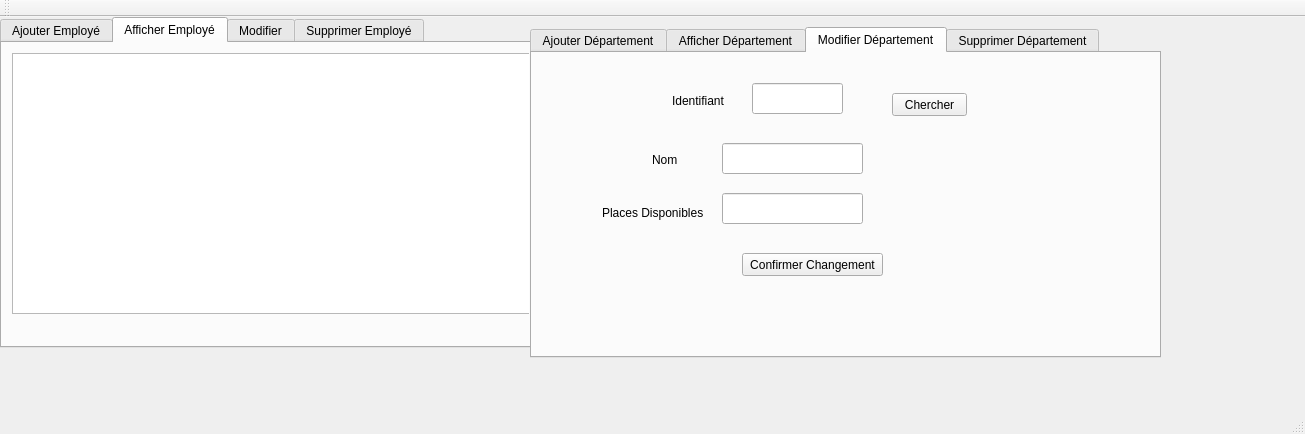
Qt form Atelier_Crud_Vf/mainwindow.ui (fatmaabrougui/Smart-Kindergarten) before a commit.
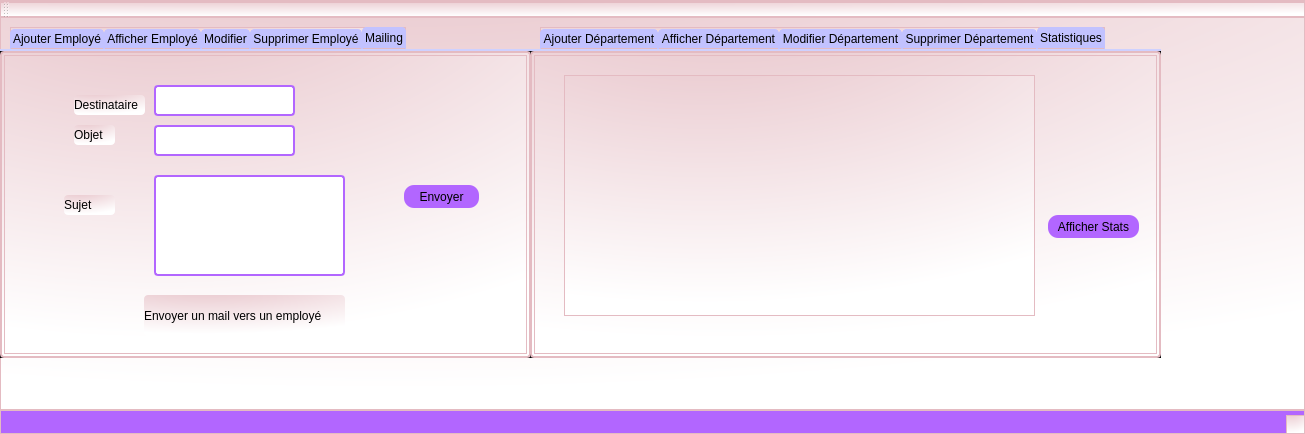
The same form after that commit. The open tabs and pages were chosen to show the change. Icons and pictures are not drawn. Custom widgets are drawn as their Qt base class.

```diff
--- a/Atelier_Crud_Vf/mainwindow.ui
+++ b/Atelier_Crud_Vf/mainwindow.ui
@@ -11,14 +11,145 @@
    </rect>
   </property>
   <property name="windowTitle">
-   <string>Gestion des étudiants</string>
+   <string>Gestion Employé/Département</string>
+  </property>
+  <property name="styleSheet">
+   <string notr="true">QStatusBar {
+    background-color: rgb(178, 102, 255);
+}
+QPushButton
+{
+  border: 0px white;
+  border-radius: 10px;
+  padding: 0 8px;
+  background: rgb(178, 102, 255);
+}
+QComboBox {
+    border: 1px solid rgb(178, 102, 255);
+    border-radius: 3px;
+    padding: 1px 18px 1px 3px;
+    min-width: 6em;
+}
+QTableView {
+    selection-background-color: qlineargradient(x1: 0, y1: 0, x2: 0.5, y2: 0.5,
+                                stop: 0 #E4BBC2, stop: 1 white);
+}
+QLineEdit { background-color: white;
+border: 2px solid rgb(178, 102, 255);
+    border-radius: 4px; }
+
+QFrame {
+    border: 2px solid #E4BBC2;
+    border-radius: 4px;
+    padding: 2px;
+    background-image: url(images/welcome.png);
+}
+ QLabel{
+    border:0px;
+    border-radius: 4px;
+    padding: 0px;
+    background-image: url(images/welcome.png);
+}
+
+
+QStatusBar {
+    background-color: rgb(178, 102, 255);
+}
+
+QStatusBar::item {
+    border: 1px solid red;
+    border-radius: 3px;
+}
+
+
+
+/************************************************/
+QTabWidget::pane { /* The tab widget frame */
+    border-top: 2px solid#E4BBC2;
+background-color:black;
+}
+
+
+/* Style the tab using the tab sub-control. Note that
+    it reads QTabBar not QTabWidget */
+QTabWidget::pane { /* The tab widget frame */
+    border-top: 2px solid #ced1ff;
+}
+
+QTabWidget::tab-bar {
+    left: 10px; /* move to the right by 5px */
+}
+
+/* Style the tab using the tab sub-control. Note that
+    it reads QTabBar not QTabWidget */
+QTabBar::tab {
+    background:rgb(194, 194, 255);
+    border: 1px solid rgb(194, 194, 255);
+    border-bottom-color: #E4BBC2; /* same as the pane color */
+    border-top-left-radius: 4px;
+    border-top-right-radius: 4px;
+    min-width: 8ex;
+    padding: 2px;
+}
+
+QTabBar::tab:selected, QTabBar::tab:hover {
+    background: qlineargradient(x1: 0, y1: 0, x2: 0, y2: 1,
+                                stop: 0 #fafafa, stop: 0.4 #f4f4f4,
+                                stop: 0.5 #e7e7e7, stop: 1.0 #fafafa);
+}
+
+
+
+QTabBar::tab:!selected {
+    margin-top: 2px; /* make non-selected tabs look smaller */
+}
+
+
+
+/*********************************/
+
+
+
+
+
+
+
+
+
+
+
+
+
+
+
+
+
+
+
+
+
+
+
+
+
+
+
+
+
+
+
+
+
+
+* {   background: qradialgradient(cx: 0.3, cy: -0.4, fx: 0.3, fy: -0.4, radius: 1.35, stop: 0 #E4BBC2, stop: 1  rgb(255,255, 255));   color: rgb(0,0, 0);   border: 1px solid #E4BBC2; }
+/** {   background-color: rgb(255, 215, 255);   color: rgb(0,0, 0);   border: 1px solid #ffaaff; }*/</string>
   </property>
   <widget class="QWidget" name="centralWidget">
    <widget class="QTabWidget" name="tabWidget">
     <property name="geometry">
      <rect>
       <x>0</x>
-      <y>0</y>
+      <y>10</y>
       <width>531</width>
       <height>331</height>
      </rect>
@@ -150,7 +281,7 @@
        <rect>
         <x>10</x>
         <y>10</y>
-        <width>581</width>
+        <width>371</width>
         <height>261</height>
        </rect>
       </property>
@@ -341,6 +472,124 @@
       </property>
      </widget>
     </widget>
+    <widget class="QWidget" name="tab_14">
+     <attribute name="title">
+      <string>Mailing</string>
+     </attribute>
+     <widget class="QLabel" name="label_71">
+      <property name="geometry">
+       <rect>
+        <x>70</x>
+        <y>70</y>
+        <width>41</width>
+        <height>20</height>
+       </rect>
+      </property>
+      <property name="text">
+       <string>Objet</string>
+      </property>
+     </widget>
+     <widget class="QLineEdit" name="lineEdit_sujetmail_2">
+      <property name="geometry">
+       <rect>
+        <x>150</x>
+        <y>120</y>
+        <width>191</width>
+        <height>101</height>
+       </rect>
+      </property>
+      <property name="font">
+       <font>
+        <family>Bahnschrift</family>
+        <pointsize>14</pointsize>
+       </font>
+      </property>
+     </widget>
+     <widget class="QLabel" name="label_72">
+      <property name="geometry">
+       <rect>
+        <x>70</x>
+        <y>40</y>
+        <width>71</width>
+        <height>20</height>
+       </rect>
+      </property>
+      <property name="text">
+       <string>Destinataire</string>
+      </property>
+     </widget>
+     <widget class="QLabel" name="label_73">
+      <property name="geometry">
+       <rect>
+        <x>140</x>
+        <y>240</y>
+        <width>201</width>
+        <height>41</height>
+       </rect>
+      </property>
+      <property name="text">
+       <string>Envoyer un mail vers un employé</string>
+      </property>
+     </widget>
+     <widget class="QLineEdit" name="lineEdit_2_text_mail_2">
+      <property name="geometry">
+       <rect>
+        <x>150</x>
+        <y>70</y>
+        <width>141</width>
+        <height>31</height>
+       </rect>
+      </property>
+      <property name="font">
+       <font>
+        <family>Bahnschrift</family>
+        <pointsize>14</pointsize>
+       </font>
+      </property>
+     </widget>
+     <widget class="QLineEdit" name="lineEdit_distinataire_2">
+      <property name="geometry">
+       <rect>
+        <x>150</x>
+        <y>30</y>
+        <width>141</width>
+        <height>31</height>
+       </rect>
+      </property>
+      <property name="font">
+       <font>
+        <family>Bahnschrift</family>
+        <pointsize>14</pointsize>
+       </font>
+      </property>
+     </widget>
+     <widget class="QLabel" name="label_74">
+      <property name="geometry">
+       <rect>
+        <x>60</x>
+        <y>140</y>
+        <width>51</width>
+        <height>20</height>
+       </rect>
+      </property>
+      <property name="text">
+       <string>Sujet</string>
+      </property>
+     </widget>
+     <widget class="QPushButton" name="mail_2">
+      <property name="geometry">
+       <rect>
+        <x>400</x>
+        <y>130</y>
+        <width>75</width>
+        <height>23</height>
+       </rect>
+      </property>
+      <property name="text">
+       <string>Envoyer</string>
+      </property>
+     </widget>
+    </widget>
    </widget>
    <widget class="QTabWidget" name="tabWidget_2">
     <property name="geometry">
@@ -357,7 +606,7 @@
      </font>
     </property>
     <property name="currentIndex">
-     <number>2</number>
+     <number>4</number>
     </property>
     <widget class="QWidget" name="tab_4">
      <attribute name="title">
@@ -617,6 +866,34 @@
       </property>
      </widget>
     </widget>
+    <widget class="QWidget" name="tab_9">
+     <attribute name="title">
+      <string>Statistiques</string>
+     </attribute>
+     <widget class="QCustomPlot" name="gplot" native="true">
+      <property name="geometry">
+       <rect>
+        <x>30</x>
+        <y>20</y>
+        <width>471</width>
+        <height>241</height>
+       </rect>
+      </property>
+     </widget>
+     <widget class="QPushButton" name="afficher_stat2">
+      <property name="geometry">
+       <rect>
+        <x>514</x>
+        <y>160</y>
+        <width>91</width>
+        <height>23</height>
+       </rect>
+      </property>
+      <property name="text">
+       <string>Afficher Stats</string>
+      </property>
+     </widget>
+    </widget>
    </widget>
   </widget>
   <widget class="QMenuBar" name="menuBar">
@@ -625,7 +902,7 @@
      <x>0</x>
      <y>0</y>
      <width>1305</width>
-     <height>26</height>
+     <height>28</height>
     </rect>
    </property>
   </widget>
@@ -640,6 +917,14 @@
   <widget class="QStatusBar" name="statusBar"/>
  </widget>
  <layoutdefault spacing="6" margin="11"/>
+ <customwidgets>
+  <customwidget>
+   <class>QCustomPlot</class>
+   <extends>QWidget</extends>
+   <header>qcustomplot.h</header>
+   <container>1</container>
+  </customwidget>
+ </customwidgets>
  <resources/>
  <connections/>
 </ui>
```
Left out of the diff: 58 changed lines with no effect on the pictures.
